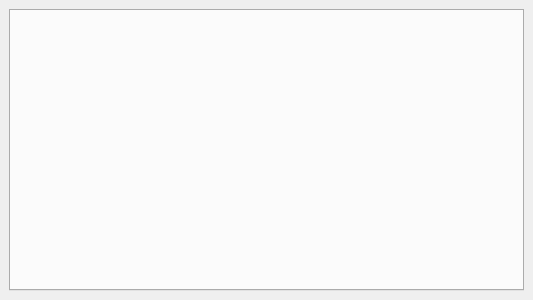
Before: the Qt Designer form CDTStudio/cdtattributedockwidget.ui in chenguanzhou/CDTStudio, drawn with Qt 5.
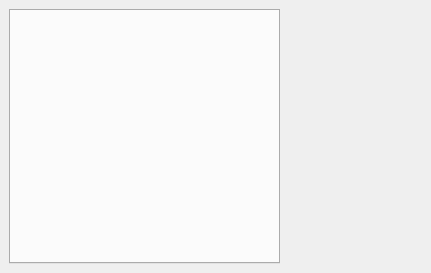
After: the same form once the commit is applied. Custom widgets are drawn as their Qt base class.

```diff
--- a/CDTStudio/cdtattributedockwidget.ui
+++ b/CDTStudio/cdtattributedockwidget.ui
@@ -6,28 +6,49 @@
    <rect>
     <x>0</x>
     <y>0</y>
-    <width>533</width>
-    <height>300</height>
+    <width>431</width>
+    <height>273</height>
    </rect>
   </property>
   <property name="windowTitle">
    <string>DockWidget</string>
   </property>
   <widget class="QWidget" name="dockWidgetContents">
-   <layout class="QVBoxLayout" name="verticalLayout">
+   <layout class="QHBoxLayout" name="horizontalLayout" stretch="2,1">
     <item>
      <widget class="QTabWidget" name="tabWidget">
       <property name="sizePolicy">
-       <sizepolicy hsizetype="Expanding" vsizetype="Expanding">
+       <sizepolicy hsizetype="Expanding" vsizetype="Preferred">
         <horstretch>0</horstretch>
         <verstretch>0</verstretch>
        </sizepolicy>
       </property>
      </widget>
     </item>
+    <item>
+     <widget class="QwtPlot" name="qwtPlot">
+      <property name="sizePolicy">
+       <sizepolicy hsizetype="Expanding" vsizetype="Preferred">
+        <horstretch>0</horstretch>
+        <verstretch>0</verstretch>
+       </sizepolicy>
+      </property>
+      <property name="autoReplot" stdset="0">
+       <bool>false</bool>
+      </property>
+     </widget>
+    </item>
    </layout>
   </widget>
  </widget>
+ <customwidgets>
+  <customwidget>
+   <class>QwtPlot</class>
+   <extends>QFrame</extends>
+   <header>qwt_plot.h</header>
+   <container>1</container>
+  </customwidget>
+ </customwidgets>
  <resources/>
  <connections/>
 </ui>
```
